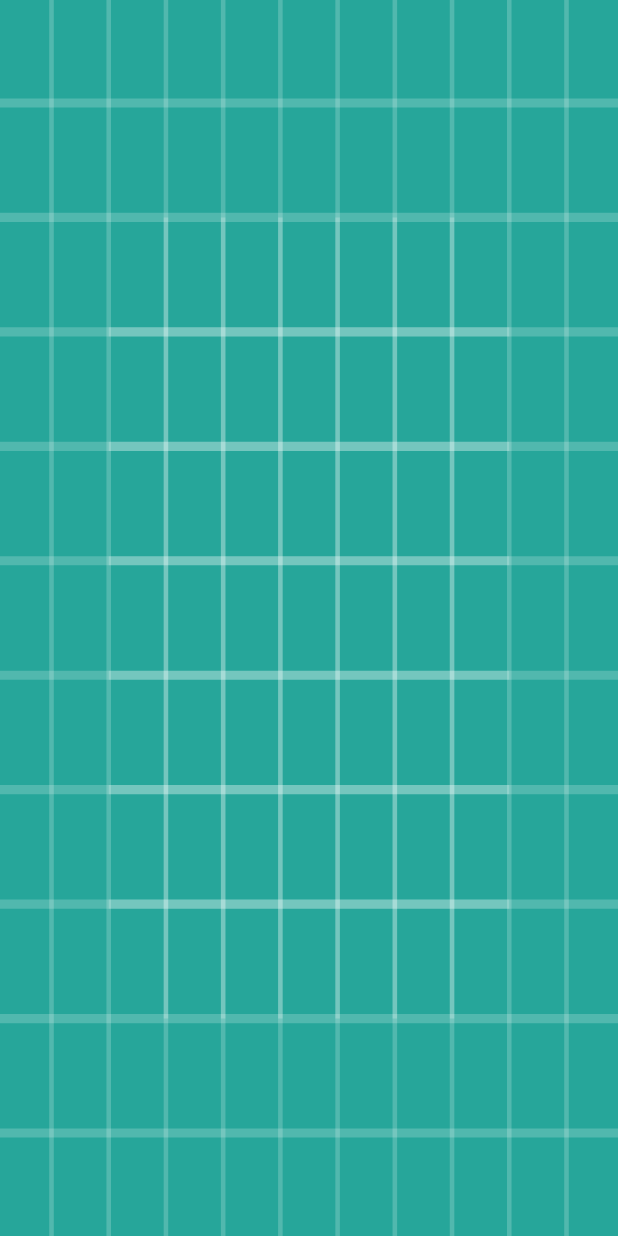
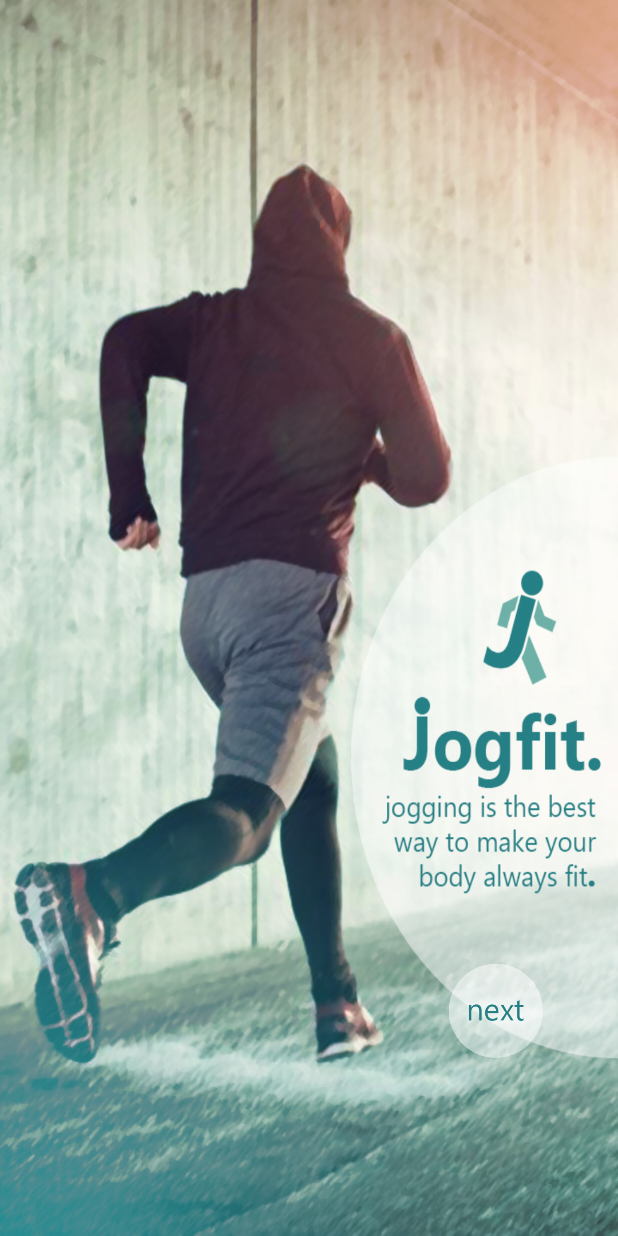
Before and after one commit to shdzazmi/jogfit, an Android app: the screen it shows after launch (Splash), on a phone screen of 412 x 824 dp. Run offline under Robolectric (Android 15) with nearby library versions, the phone set to English and light mode, and no system bars; our stand-ins replace ButterKnife.

Commit message:
membuat tampilan Splash screen
di splash screen ketika tekan tombol next akan menuju home screen

```diff
--- a/app/build.gradle
+++ b/app/build.gradle
@@ -19,12 +19,14 @@ android {
 }
 
 dependencies {
+    compile 'com.jakewharton:butterknife:8.8.1'
     implementation fileTree(dir: 'libs', include: ['*.jar'])
     implementation 'com.android.support:appcompat-v7:26.1.0'
     implementation 'com.android.support.constraint:constraint-layout:1.1.0'
     testImplementation 'junit:junit:4.12'
     androidTestImplementation 'com.android.support.test:runner:1.0.2'
     androidTestImplementation 'com.android.support.test.espresso:espresso-core:3.0.2'
+    annotationProcessor 'com.jakewharton:butterknife-compiler:8.8.1'
 }
 
 configurations.all {
--- a/app/src/main/java/com/informatika/daz/jogfit/Splash.java
+++ b/app/src/main/java/com/informatika/daz/jogfit/Splash.java
@@ -1,13 +1,27 @@
 package com.informatika.daz.jogfit;
 
+import android.content.Intent;
 import android.support.v7.app.AppCompatActivity;
 import android.os.Bundle;
+import android.widget.ImageButton;
+import butterknife.BindView;
+import butterknife.ButterKnife;
+import butterknife.OnClick;
 
 public class Splash extends AppCompatActivity {
+
+    @BindView(R.id.imageButtonNext) ImageButton imageButtonNext;
 
     @Override
     protected void onCreate(Bundle savedInstanceState) {
         super.onCreate(savedInstanceState);
         setContentView(R.layout.activity_splash);
+        ButterKnife.bind(this);
+    }
+
+    @OnClick(R.id.imageButtonNext)
+    public void next(){
+        Intent intent = new Intent(Splash.this, Home.class);
+        startActivity(intent);
     }
 }
--- a/app/src/main/res/layout/activity_splash.xml
+++ b/app/src/main/res/layout/activity_splash.xml
@@ -4,7 +4,23 @@
     xmlns:tools="http://schemas.android.com/tools"
     android:layout_width="match_parent"
     android:layout_height="match_parent"
-    android:background="@drawable/ic_launcher_background"
+    android:background="@drawable/splash"
     tools:context="com.informatika.daz.jogfit.Splash">
 
+    <ImageButton
+        android:id="@+id/imageButtonNext"
+        android:layout_width="70dp"
+        android:layout_height="70dp"
+        android:layout_marginBottom="8dp"
+        android:layout_marginTop="8dp"
+        android:background="@android:color/transparent"
+        android:scaleType="centerInside"
+        app:layout_constraintBottom_toBottomOf="parent"
+        app:layout_constraintHorizontal_bias="0.868"
+        app:layout_constraintLeft_toLeftOf="parent"
+        app:layout_constraintRight_toRightOf="parent"
+        app:layout_constraintTop_toTopOf="parent"
+        app:layout_constraintVertical_bias="0.854"
+        app:srcCompat="@drawable/next" />
+
 </android.support.constraint.ConstraintLayout>
--- a/app/src/main/res/values/colors.xml
+++ b/app/src/main/res/values/colors.xml
@@ -1,6 +1,6 @@
 <?xml version="1.0" encoding="utf-8"?>
 <resources>
-    <color name="colorPrimary">#3fb5af</color>
-    <color name="colorPrimaryDark">#23847f</color>
-    <color name="colorAccent">#4afff6</color>
+    <color name="colorPrimary">#258c91</color>
+    <color name="colorPrimaryDark">#258085</color>
+    <color name="colorAccent">#6db0a7</color>
 </resources>
```
Also changed, not shown: app/src/main/res/drawable/next.png (added), app/src/main/res/drawable/splash.jpg (added).
